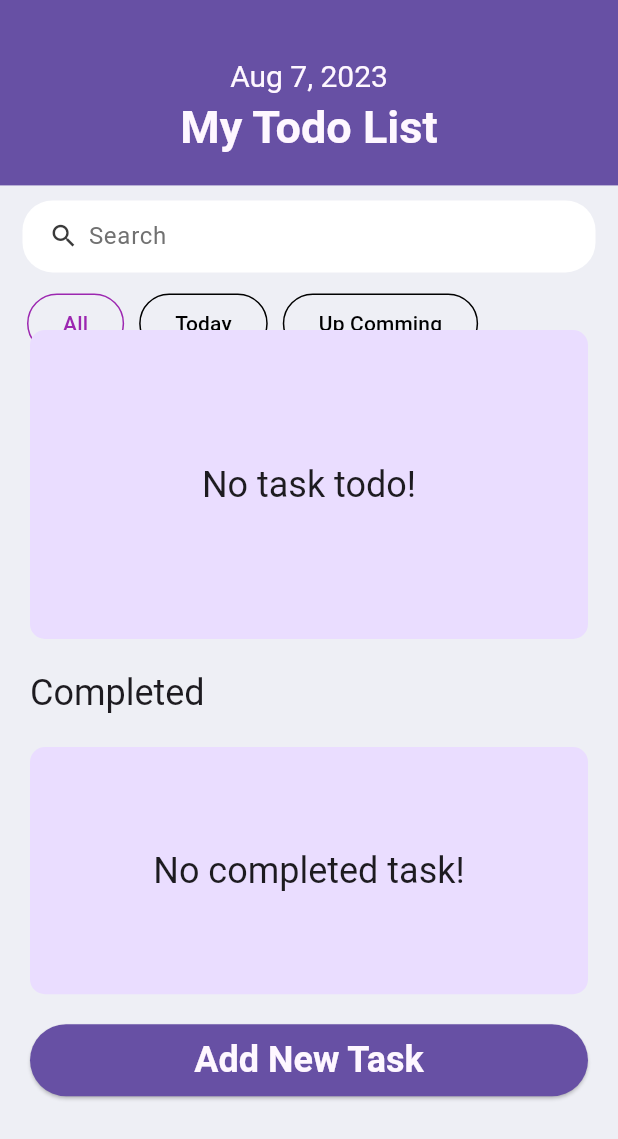
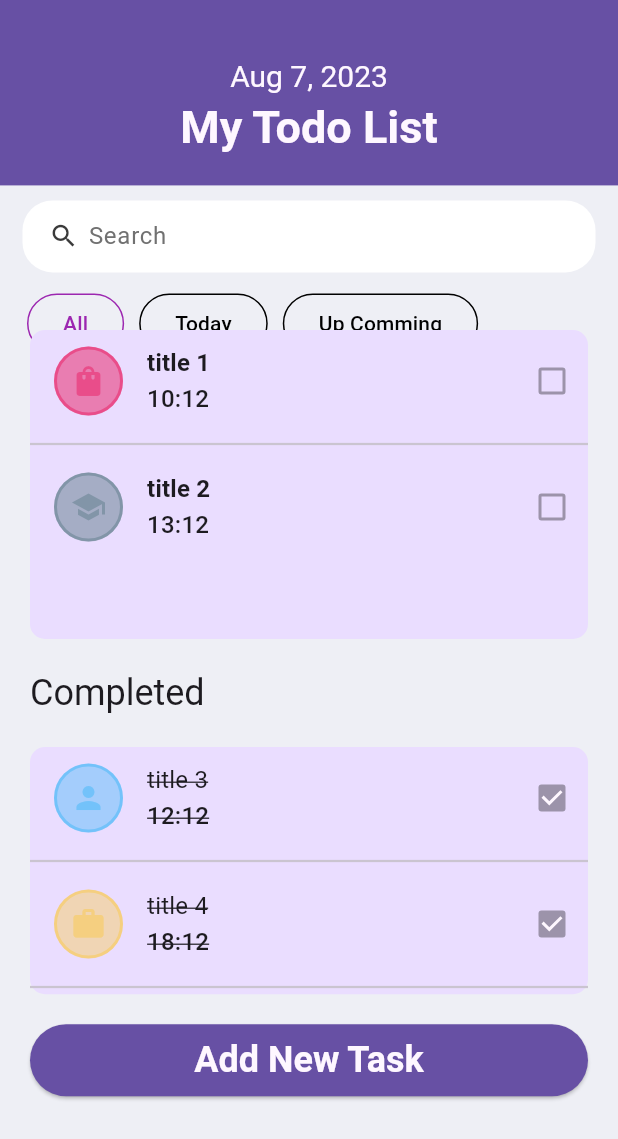
Before and after one commit to TienTran1504/Todo-App-Flutter, a Flutter app: the screen it shows after launch, on a phone screen of 412 x 824 dp. Shown: the top 1139 px of the screen. Run offline on Flutter 3.47's test engine with Material 3 defaults, Android fonts, the phone set to English and light mode, and no system bars; our stand-ins replace equatable, flex_color_scheme, gap, google_fonts.

Commit message:
Show task detail

```diff
--- a/lib/data/models/task.dart
+++ b/lib/data/models/task.dart
@@ -1,4 +1,5 @@
 import 'package:equatable/equatable.dart';
+import 'package:todoapp/utils/task_categories.dart';
 
 class Task extends Equatable {
   final int? id;
@@ -6,7 +7,7 @@ class Task extends Equatable {
   final String note;
   final String time;
   final String date;
-  // final TaskCategory category;
+  final TaskCategories category;
   final bool isCompleted;
 
   const Task({
@@ -15,7 +16,7 @@ class Task extends Equatable {
     required this.note,
     required this.time,
     required this.date,
-    // required this.category,
+    required this.category,
     required this.isCompleted,
   });
 
--- a/lib/screens/home_screen.dart
+++ b/lib/screens/home_screen.dart
@@ -1,4 +1,5 @@
 import 'package:flutter/material.dart';
+import 'package:todoapp/data/data.dart';
 import 'package:todoapp/utils/utils.dart';
 import 'package:gap/gap.dart';
 import 'package:todoapp/widgets/widgets.dart';
@@ -54,7 +55,24 @@ class HomeScreen extends StatelessWidget {
                   crossAxisAlignment: CrossAxisAlignment.stretch,
                   children: [
                     const DisplayListOfTasks(
-                      tasks: [],
+                      tasks: [
+                        Task(
+                          title: 'title 1',
+                          note: '',
+                          time: '10:12',
+                          date: 'Aug 07',
+                          isCompleted: false,
+                          category: TaskCategories.shopping,
+                        ),
+                        Task(
+                          title: 'title 2',
+                          note: 'note 2',
+                          time: '13:12',
+                          date: 'Aug 07',
+                          isCompleted: false,
+                          category: TaskCategories.education,
+                        )
+                      ],
                     ),
                     const Gap(20),
                     // const Text(
@@ -67,7 +85,32 @@ class HomeScreen extends StatelessWidget {
                     ),
                     const Gap(20),
                     const DisplayListOfTasks(
-                      tasks: [],
+                      tasks: [
+                        Task(
+                          title: 'title 3',
+                          note: 'note 3',
+                          time: '12:12',
+                          date: 'Aug 20',
+                          isCompleted: true,
+                          category: TaskCategories.personal,
+                        ),
+                        Task(
+                          title: 'title 4',
+                          note: 'note 4',
+                          time: '18:12',
+                          date: 'Aug 10',
+                          isCompleted: true,
+                          category: TaskCategories.work,
+                        ),
+                        Task(
+                          title: 'title 4',
+                          note: 'note 4',
+                          time: '18:12',
+                          date: 'Aug 10',
+                          isCompleted: true,
+                          category: TaskCategories.social,
+                        )
+                      ],
                       isCompletedTasks: true,
                     ),
                     const Gap(20),
--- /dev/null
+++ b/lib/utils/task_categories.dart
@@ -0,0 +1,17 @@
+import 'package:flutter/material.dart';
+
+enum TaskCategories {
+  education(Icons.school, Colors.blueGrey),
+  health(Icons.favorite, Colors.orange),
+  home(Icons.home, Colors.green),
+  others(Icons.calendar_month, Colors.purple),
+  personal(Icons.person, Colors.lightBlue),
+  shopping(Icons.shopping_bag, Colors.pink),
+  social(Icons.people, Colors.brown),
+  travel(Icons.flight, Colors.deepOrange),
+  work(Icons.work, Colors.amber);
+
+  final IconData icon;
+  final Color color;
+  const TaskCategories(this.icon, this.color);
+}
--- a/lib/utils/utils.dart
+++ b/lib/utils/utils.dart
@@ -1 +1,2 @@
 export 'extensions.dart';
+export 'task_categories.dart';
--- /dev/null
+++ b/lib/widgets/circle_container.dart
@@ -0,0 +1,20 @@
+import 'package:flutter/material.dart';
+
+class CircleContainer extends StatelessWidget {
+  const CircleContainer({super.key, required this.color, this.child});
+  final Color color;
+  final Widget? child;
+
+  @override
+  Widget build(BuildContext context) {
+    return Container(
+      padding: const EdgeInsets.all(9.0),
+      decoration: BoxDecoration(
+        shape: BoxShape.circle,
+        color: color,
+        border: Border.all(width: 2, color: color),
+      ),
+      child: Center(child: child),
+    );
+  }
+}
--- a/lib/widgets/display_list_of_tasks.dart
+++ b/lib/widgets/display_list_of_tasks.dart
@@ -2,6 +2,7 @@ import 'package:flutter/material.dart';
 import 'package:todoapp/data/data.dart';
 import 'package:todoapp/utils/utils.dart';
 import 'package:todoapp/widgets/widgets.dart';
+import 'package:gap/gap.dart';
 
 class DisplayListOfTasks extends StatelessWidget {
   const DisplayListOfTasks(
@@ -23,12 +24,28 @@ class DisplayListOfTasks extends StatelessWidget {
               emptyTasksMessage,
               style: context.textTheme.headlineSmall,
             ))
-          : ListView.builder(
+          : ListView.separated(
               shrinkWrap: true,
               itemCount: tasks.length,
               padding: EdgeInsets.zero,
               itemBuilder: (ctx, index) {
-                return const Text('Home');
+                final task = tasks[index];
+                return InkWell(
+                  onLongPress: () {
+                    //TODO-Delete Task
+                  },
+                  onTap: () async {
+                    await showModalBottomSheet(
+                        context: context,
+                        builder: (ctx) {
+                          return TaskDetails(task: task);
+                        });
+                  },
+                  child: TaskTile(task: task),
+                );
+              },
+              separatorBuilder: (BuildContext context, int index) {
+                return const Divider(thickness: 1.5);
               },
             ),
     );
--- /dev/null
+++ b/lib/widgets/task_tile.dart
@@ -0,0 +1,66 @@
+import 'package:flutter/material.dart';
+import 'package:todoapp/data/data.dart';
+import 'package:gap/gap.dart';
+import 'package:todoapp/utils/utils.dart';
+import 'package:todoapp/widgets/widgets.dart';
+
+class TaskTile extends StatelessWidget {
+  const TaskTile({super.key, required this.task, this.onCompleted});
+  final Task task;
+  final Function(bool?)? onCompleted;
+  @override
+  Widget build(BuildContext context) {
+    final style = context.textTheme;
+    final double iconOpacity = task.isCompleted ? 0.3 : 0.5;
+    final backgroundOpacity = task.isCompleted ? 0.1 : 0.3;
+    final textDecoration =
+        task.isCompleted ? TextDecoration.lineThrough : TextDecoration.none;
+    final fontWeight = task.isCompleted ? FontWeight.normal : FontWeight.bold;
+    return Padding(
+      padding: const EdgeInsets.only(
+        left: 16,
+        top: 10,
+        bottom: 10,
+      ),
+      child: Row(
+        children: [
+          CircleContainer(
+            color: task.category.color.withOpacity(iconOpacity),
+            child: Center(
+              child: Icon(
+                task.category.icon,
+                color: task.category.color.withOpacity(iconOpacity),
+              ),
+            ),
+          ),
+          const Gap(16),
+          Expanded(
+            child: Column(
+              crossAxisAlignment: CrossAxisAlignment.start,
+              children: [
+                Text(
+                  task.title,
+                  style: style.titleMedium?.copyWith(
+                    decoration: textDecoration,
+                    fontSize: 16,
+                    fontWeight: fontWeight,
+                  ),
+                ),
+                Text(
+                  task.time,
+                  style:
+                      style.titleMedium?.copyWith(decoration: textDecoration),
+                ),
+              ],
+            ),
+          ),
+          Checkbox(
+            value: task.isCompleted,
+            onChanged: onCompleted,
+          ),
+        ],
+      ),
+    );
+    ;
+  }
+}
--- a/lib/widgets/widgets.dart
+++ b/lib/widgets/widgets.dart
@@ -3,3 +3,6 @@ export 'common_container.dart';
 export 'display_list_of_tasks.dart';
 export 'search_box.dart';
 export 'custom_radio_button.dart';
+export 'task_tile.dart';
+export 'task_details.dart';
+export 'circle_container.dart';
```
Also changed, not shown: lib/widgets/task_details.dart (added, +69 -0 lines).
